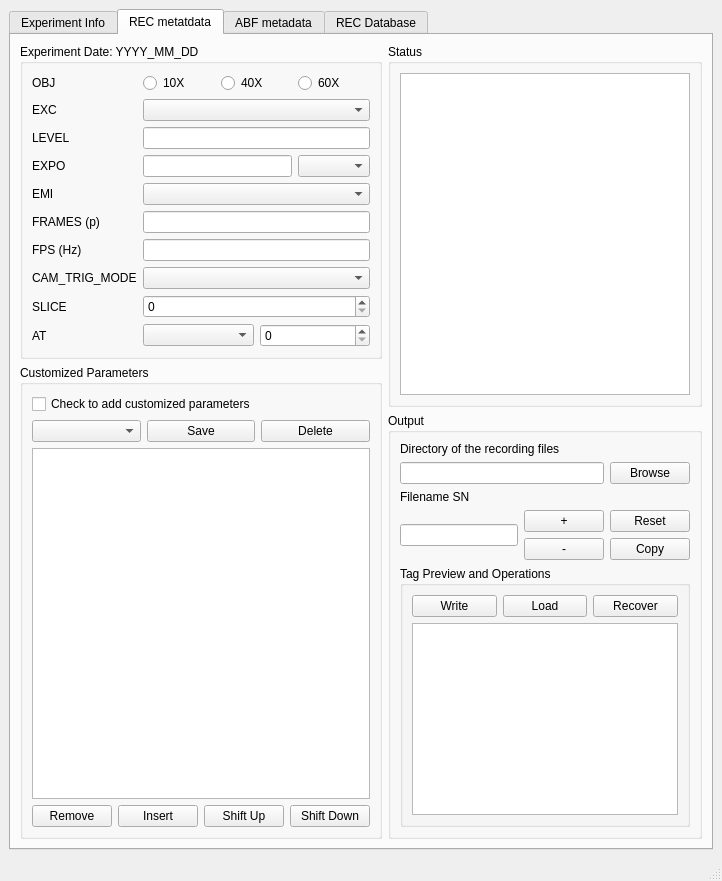
The window that ui/Expdata Manager.ui (kang62489/PG_003) describes before a commit, drawn with Qt 5.
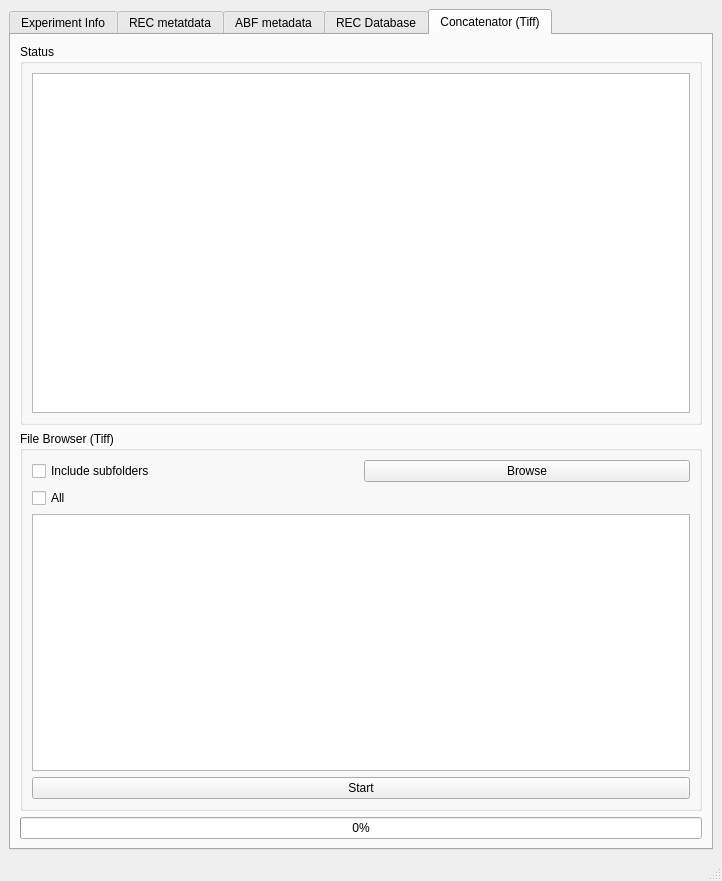
The same window after the commit. The open tabs and pages were chosen to show the change.

Commit message: recover the concatenator

Diff of the .ui file:
```diff
--- a/ui/Expdata Manager.ui
+++ b/ui/Expdata Manager.ui
@@ -900,6 +900,76 @@
         </item>
        </layout>
       </widget>
+      <widget class="QWidget" name="tab_CONCAT">
+       <attribute name="title">
+        <string>Concatenator (Tiff)</string>
+       </attribute>
+       <layout class="QVBoxLayout" name="verticalLayout_22">
+        <item>
+         <widget class="QGroupBox" name="gb_concat_status">
+          <property name="title">
+           <string>Status</string>
+          </property>
+          <layout class="QVBoxLayout" name="verticalLayout_23">
+           <item>
+            <widget class="QTextBrowser" name="tb_concatenator"/>
+           </item>
+          </layout>
+         </widget>
+        </item>
+        <item>
+         <widget class="QGroupBox" name="gb_tiffBrowser">
+          <property name="title">
+           <string>File Browser (Tiff)</string>
+          </property>
+          <layout class="QVBoxLayout" name="verticalLayout_24">
+           <item>
+            <layout class="QHBoxLayout" name="horizontalLayout_24">
+             <item>
+              <widget class="QCheckBox" name="chk_includeSubfolders">
+               <property name="text">
+                <string>Include subfolders</string>
+               </property>
+              </widget>
+             </item>
+             <item>
+              <widget class="QPushButton" name="btn_BrowseTiffs">
+               <property name="text">
+                <string>Browse</string>
+               </property>
+              </widget>
+             </item>
+            </layout>
+           </item>
+           <item>
+            <widget class="QCheckBox" name="chk_selectAllFiles">
+             <property name="text">
+              <string>All</string>
+             </property>
+            </widget>
+           </item>
+           <item>
+            <widget class="QListView" name="lv_recFiles"/>
+           </item>
+           <item>
+            <widget class="QPushButton" name="btn_StartConcat">
+             <property name="text">
+              <string>Start</string>
+             </property>
+            </widget>
+           </item>
+          </layout>
+         </widget>
+        </item>
+        <item>
+         <widget class="QProgressBar" name="pb_concatenation">
+          <property name="value">
+           <number>0</number>
+          </property>
+         </widget>
+        </item>
+       </layout>
+      </widget>
      </widget>
     </item>
    </layout>
```
The commit also changes 3 other files.
